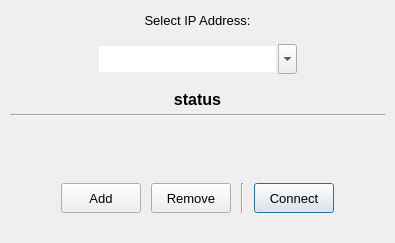
Above: Applications/relax2/ui/connDialog.ui from OpenMRI/ocra before the change. Below: the same form after it.
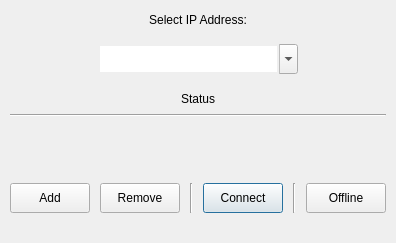
That is the form after the change.

Commit message: init offlinemode

```diff
--- a/Applications/relax2/ui/connDialog.ui
+++ b/Applications/relax2/ui/connDialog.ui
@@ -61,11 +61,6 @@
        <height>20</height>
       </size>
      </property>
-     <property name="font">
-      <font>
-       <pointsize>10</pointsize>
-      </font>
-     </property>
      <property name="text">
       <string>Select IP Address:</string>
      </property>
@@ -188,13 +183,12 @@
      </property>
      <property name="font">
       <font>
-       <pointsize>12</pointsize>
-       <weight>75</weight>
-       <bold>true</bold>
+       <weight>50</weight>
+       <bold>false</bold>
       </font>
      </property>
      <property name="text">
-      <string>status</string>
+      <string>Status</string>
      </property>
      <property name="alignment">
       <set>Qt::AlignCenter</set>
@@ -284,22 +278,6 @@
      <property name="bottomMargin">
       <number>20</number>
      </property>
-     <item>
-      <spacer name="horizontalSpacer_3">
-       <property name="orientation">
-        <enum>Qt::Horizontal</enum>
-       </property>
-       <property name="sizeType">
-        <enum>QSizePolicy::MinimumExpanding</enum>
-       </property>
-       <property name="sizeHint" stdset="0">
-        <size>
-         <width>40</width>
-         <height>20</height>
-        </size>
-       </property>
-      </spacer>
-     </item>
      <item>
       <widget class="QPushButton" name="addIP_btn">
        <property name="sizePolicy">
@@ -320,11 +298,6 @@
          <height>30</height>
         </size>
        </property>
-       <property name="font">
-        <font>
-         <pointsize>10</pointsize>
-        </font>
-       </property>
        <property name="text">
         <string>Add</string>
        </property>
@@ -353,11 +326,6 @@
          <height>30</height>
         </size>
        </property>
-       <property name="font">
-        <font>
-         <pointsize>10</pointsize>
-        </font>
-       </property>
        <property name="text">
         <string>Remove</string>
        </property>
@@ -393,11 +361,6 @@
          <height>30</height>
         </size>
        </property>
-       <property name="font">
-        <font>
-         <pointsize>10</pointsize>
-        </font>
-       </property>
        <property name="text">
         <string>Connect</string>
        </property>
@@ -407,20 +370,33 @@
       </widget>
      </item>
      <item>
-      <spacer name="horizontalSpacer_4">
+      <widget class="Line" name="line_3">
        <property name="orientation">
-        <enum>Qt::Horizontal</enum>
+        <enum>Qt::Vertical</enum>
        </property>
-       <property name="sizeType">
-        <enum>QSizePolicy::MinimumExpanding</enum>
+      </widget>
+     </item>
+     <item>
+      <widget class="QPushButton" name="offmod_btn">
+       <property name="minimumSize">
+        <size>
+         <width>80</width>
+         <height>30</height>
+        </size>
        </property>
-       <property name="sizeHint" stdset="0">
+       <property name="maximumSize">
         <size>
-         <width>40</width>
-         <height>20</height>
+         <width>80</width>
+         <height>30</height>
         </size>
        </property>
-      </spacer>
+       <property name="text">
+        <string>Offline</string>
+       </property>
+       <property name="autoDefault">
+        <bool>false</bool>
+       </property>
+      </widget>
      </item>
     </layout>
    </item>
```
The commit also changes 2 other files.
